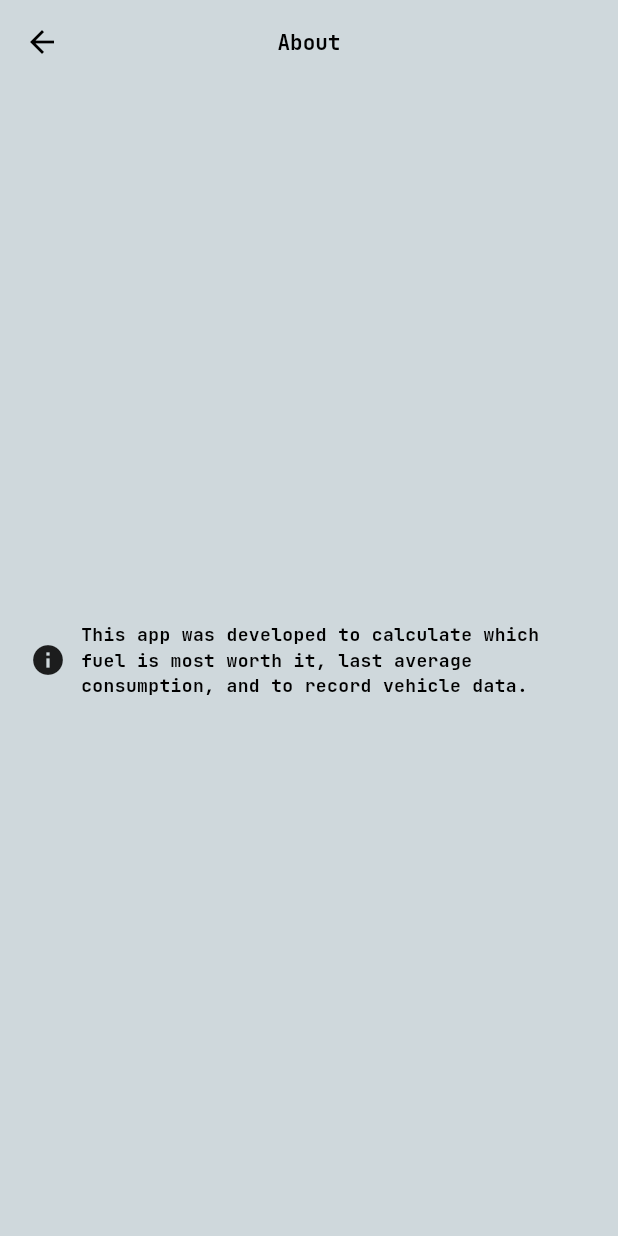
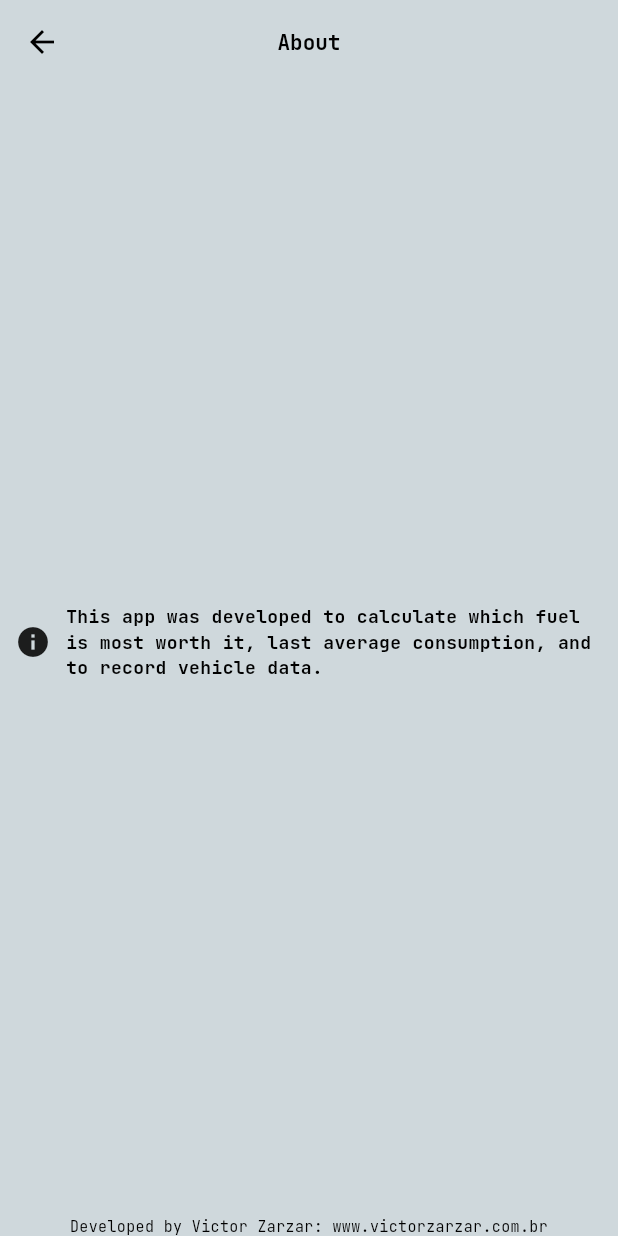
Before and after one commit to Victor-Zarzar/alcool_ou_gasolina, a Flutter app: the AboutPage screen opened directly, on a phone screen of 412 x 824 dp. Run offline on Flutter 3.47's test engine with Material 3 defaults, Android fonts, the phone set to English and light mode, and no system bars; our stand-ins replace easy_localization, getwidget, google_fonts, shared_preferences; accounts and stored records are empty.

Commit message:
Refactor about page

```diff
--- a/assets/translations/en-US.json
+++ b/assets/translations/en-US.json
@@ -29,5 +29,6 @@
     "about": "About",
     "description": "This app was developed to calculate which fuel is most worth it, last average consumption, and to record vehicle data.",
     "alcoholresult": "It pays to use Alcohol!",
-    "gasolineresult": "It pays to use Gasoline!"
+    "gasolineresult": "It pays to use Gasoline!",
+    "victorzarzar": "Developed by Victor Zarzar: www.victorzarzar.com.br"
 }
--- a/assets/translations/pt-BR.json
+++ b/assets/translations/pt-BR.json
@@ -29,5 +29,6 @@
     "about": "Sobre",
     "description": "Este app foi desenvolvido para calcular qual combustível vale mais a pena, última média de consumo, e para registrar os dados do veículo.",
     "alcoholresult": "Compensa usar Álcool!",
-    "gasolineresult": "Compensa usar Gasolina!"
+    "gasolineresult": "Compensa usar Gasolina!",
+    "victorzarzar": "Desenvolvido por Victor Zarzar: www.victorzarzar.com.br"
 }
--- a/lib/pages/AboutPage/about_page.dart
+++ b/lib/pages/AboutPage/about_page.dart
@@ -62,7 +62,7 @@ class _AboutPageState extends State<AboutPage> {
                 ),
                 Expanded(
                   child: Padding(
-                    padding: const EdgeInsets.all(20.0),
+                    padding: const EdgeInsets.all(10.0),
                     child: Row(
                       children: [
                         const Icon(
@@ -87,6 +87,21 @@ class _AboutPageState extends State<AboutPage> {
                     ),
                   ),
                 ),
+                const SizedBox(height: 10),
+                Center(
+                  child: Text(
+                    "victorzarzar".tr(),
+                    textAlign: TextAlign.center,
+                    style: GoogleFonts.jetBrainsMono(
+                      textStyle: TextStyle(
+                        fontSize: 10,
+                        color: notifier.isDark
+                            ? TextColor.secondaryColor
+                            : TextColor.primaryColor,
+                      ),
+                    ),
+                  ),
+                ),
               ],
             ),
           ),
```
